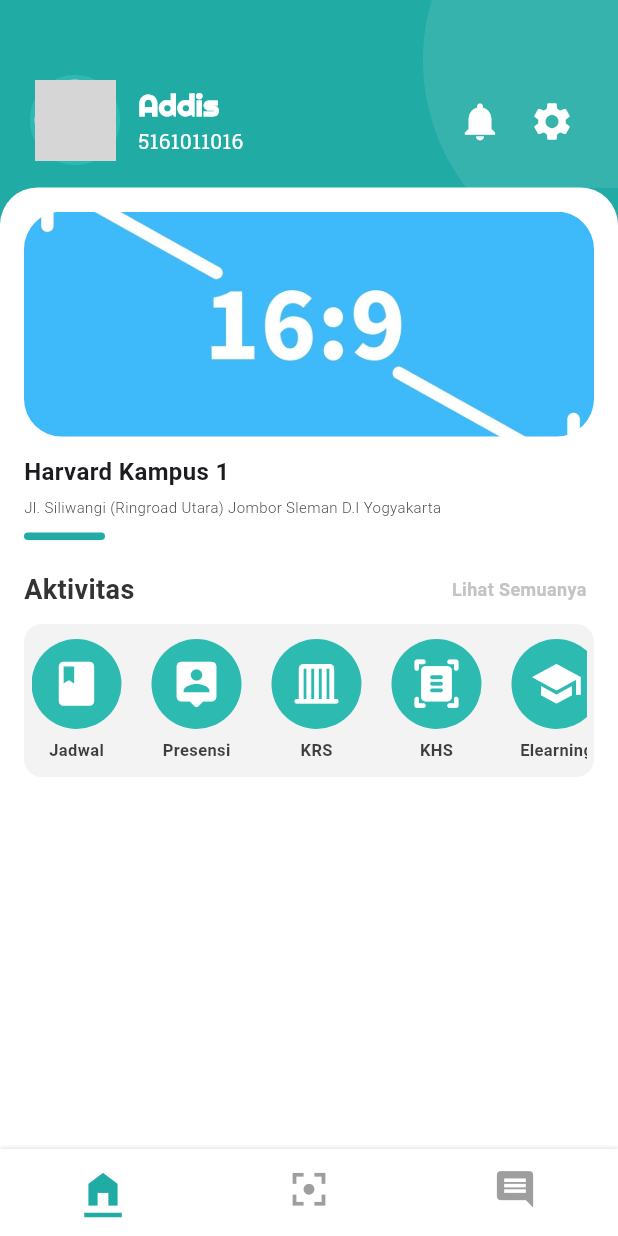
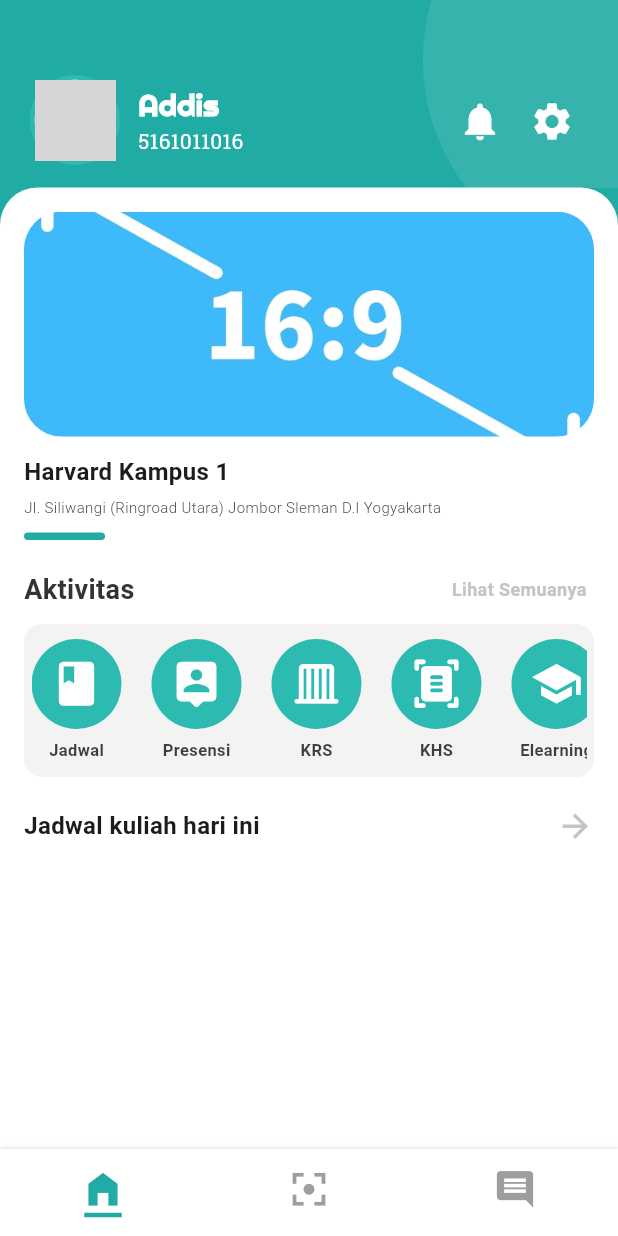
Before and after one commit to barengs/adit-mobile-flutter, a Flutter app: the screen it shows after launch, on a phone screen of 412 x 824 dp. Run offline on Flutter 3.47's test engine with Material 3 defaults, Android fonts, the phone set to English and light mode, and no system bars; our stand-ins replace flutter_svg; network calls fail; Roboto replaces fonts that are missing (Sarabun); grey boxes are pictures that could not be loaded.

Commit message:
refactor: ubah DashboardContent menjadi StatefulWidget

```diff
--- a/lib/dashboard/dashboard_content.dart
+++ b/lib/dashboard/dashboard_content.dart
@@ -2,9 +2,14 @@ import 'package:flutter/material.dart';
 import 'package:siakad/constant/app_colors.dart';
 import 'package:siakad/widgets/aktivitas_card.dart';
 
-class DashboardContent extends StatelessWidget {
+class DashboardContent extends StatefulWidget {
   const DashboardContent({super.key});
 
+  @override
+  State<DashboardContent> createState() => _DashboardContentState();
+}
+
+class _DashboardContentState extends State<DashboardContent> {
   final String imagePath = 'assets/images/maxresdefault.jpg';
 
   @override
@@ -55,7 +60,27 @@ class DashboardContent extends StatelessWidget {
           ),
         ),
         const SizedBox(height: 10),
-        AktivitasCard()
+        const AktivitasCard(),
+        const SizedBox(height: 20),
+        Row(
+          mainAxisAlignment: MainAxisAlignment.spaceBetween,
+          children: [
+            const Text(
+              'Jadwal kuliah hari ini',
+              style: TextStyle(
+                fontFamily: 'Sarabun',
+                fontWeight: FontWeight.w600,
+                fontSize: 16,
+              ),
+            ),
+            Icon(
+              Icons.arrow_forward_outlined,
+              size: 25,
+              color: const Color(0xFFC4C4C4),
+            ),
+          ],
+        ),
+        Align(),
       ],
     );
   }
```
